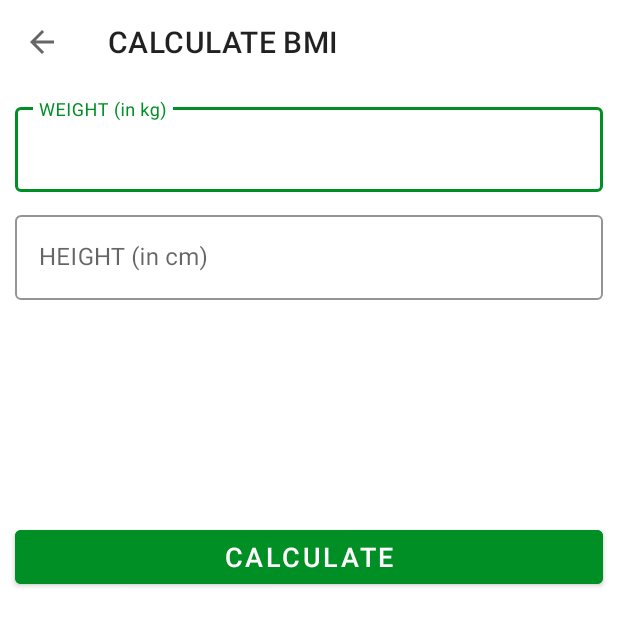
After one commit to Mahavirkumar/-DailyWorkout-App, an Android app: the BMIActivity screen opened directly, with no data from a screen before it, on a phone screen of 412 x 824 dp. The commit adds this screen. Shown: the top 626 px of the screen. Run offline under Robolectric (Android 15) with nearby library versions, the light colour scheme and no system bars.

Commit message:
prepared the bmi screen, bmi screen for metric system

```diff
--- a/app/src/main/java/com/development/mk/dailyworkout/MainActivity.kt
+++ b/app/src/main/java/com/development/mk/dailyworkout/MainActivity.kt
@@ -18,6 +18,11 @@ class MainActivity : AppCompatActivity() {
             val intent = Intent(this, ExerciseActivity::class.java)
             startActivity(intent)
         }
+        binding?.flBMI?.setOnClickListener {
+            // Launching the BMI Activity
+            val intent = Intent(this, BMIActivity::class.java)
+            startActivity(intent)
+        }
     }
 
     override fun onDestroy() {
--- /dev/null
+++ b/app/src/main/res/layout/activity_bmiactivity.xml
@@ -0,0 +1,138 @@
+<?xml version="1.0" encoding="utf-8"?>
+<!--TODO(Step 4 : Added a toolbar in the BMI calculator activity layout.)-->
+<!--START-->
+<androidx.constraintlayout.widget.ConstraintLayout xmlns:android="http://schemas.android.com/apk/res/android"
+    xmlns:tools="http://schemas.android.com/tools"
+    android:layout_width="match_parent"
+    android:layout_height="match_parent"
+    xmlns:app="http://schemas.android.com/apk/res-auto"
+    tools:context=".BMIActivity">
+
+    <androidx.appcompat.widget.Toolbar
+        android:id="@+id/toolbar_bmi_activity"
+        android:layout_width="match_parent"
+        android:layout_height="?android:attr/actionBarSize"
+        android:background="#FFFFFF"
+        app:layout_constraintTop_toTopOf="parent"
+        app:layout_constraintStart_toStartOf="parent"
+        app:layout_constraintEnd_toEndOf="parent"/>
+
+    <!--positioned below toolbar-->
+    <com.google.android.material.textfield.TextInputLayout
+        android:id="@+id/tilMetricUnitWeight"
+        android:layout_margin="10dp"
+        app:boxStrokeColor="@color/colorAccent"
+        app:hintTextColor="@color/colorAccent"
+        android:layout_below="@id/toolbar_bmi_activity"
+        style="@style/Widget.MaterialComponents.TextInputLayout.OutlinedBox"
+        android:layout_width="match_parent"
+        android:layout_height="wrap_content"
+        app:layout_constraintTop_toBottomOf="@+id/toolbar_bmi_activity">
+
+        <androidx.appcompat.widget.AppCompatEditText
+            android:id="@+id/etMetricUnitWeight"
+            android:layout_width="match_parent"
+            android:layout_height="wrap_content"
+            android:hint="WEIGHT (in kg)"
+            android:inputType="numberDecimal"
+            android:textSize="16sp" />
+    </com.google.android.material.textfield.TextInputLayout>
+    <!--positioned below tilMetricUnitWeight-->
+    <com.google.android.material.textfield.TextInputLayout
+        android:layout_below="@id/tilMetricUnitWeight"
+        android:id="@+id/tilMetricUnitHeight"
+        app:boxStrokeColor="@color/colorAccent"
+        app:hintTextColor="@color/colorAccent"
+        style="@style/Widget.MaterialComponents.TextInputLayout.OutlinedBox"
+        android:layout_width="match_parent"
+        android:layout_marginTop="10dp"
+        android:layout_margin="10dp"
+        android:layout_height="wrap_content"
+        app:layout_constraintTop_toBottomOf="@+id/tilMetricUnitWeight">
+
+        <androidx.appcompat.widget.AppCompatEditText
+            android:id="@+id/etMetricUnitHeight"
+            android:layout_width="match_parent"
+            android:layout_height="wrap_content"
+            android:hint="HEIGHT (in cm)"
+            android:inputType="numberDecimal"
+            android:textSize="16sp" />
+    </com.google.android.material.textfield.TextInputLayout>
+
+    <!--positioned below tilMetricUnitHeight-->
+<!--    <LinearLayout-->
+<!--        android:padding="10dp"-->
+<!--        android:layout_below="@id/tilMetricUnitHeight"-->
+<!--        android:id="@+id/llDiplayBMIResult"-->
+<!--        android:layout_width="match_parent"-->
+<!--        android:layout_height="wrap_content"-->
+<!--        android:layout_marginTop="25dp"-->
+<!--        android:orientation="vertical"-->
+<!--        android:visibility="invisible"-->
+<!--        tools:visibility="visible">-->
+
+        <TextView
+            android:id="@+id/tvYourBMI"
+            android:layout_width="match_parent"
+            android:layout_height="wrap_content"
+            android:gravity="center"
+            android:text="YOUR BMI"
+            android:textAllCaps="true"
+            android:textSize="16sp"
+            android:layout_marginTop="25dp"
+            app:layout_constraintTop_toBottomOf="@+id/tilMetricUnitHeight"
+            android:visibility="invisible"
+            tools:visibility="visible"/>
+
+            <TextView
+                android:id="@+id/tvBMIValue"
+                android:layout_width="match_parent"
+                android:layout_height="wrap_content"
+                android:layout_marginTop="5dp"
+                android:gravity="center"
+                android:textSize="18sp"
+                android:textStyle="bold"
+                tools:text="15.00"
+                android:visibility="invisible"
+                tools:visibility="visible"
+                app:layout_constraintTop_toBottomOf="@+id/tvYourBMI"/>
+
+            <TextView
+                android:id="@+id/tvBMIType"
+                android:layout_width="match_parent"
+                android:layout_height="wrap_content"
+                android:layout_marginTop="5dp"
+                android:gravity="center"
+                android:textSize="18sp"
+                tools:text="Normal"
+                android:visibility="invisible"
+                tools:visibility="visible"
+                app:layout_constraintTop_toBottomOf="@+id/tvBMIValue"/>
+
+            <TextView
+                android:id="@+id/tvBMIDescription"
+                android:layout_width="match_parent"
+                android:layout_height="wrap_content"
+                android:layout_marginTop="5dp"
+                android:gravity="center"
+                android:textSize="18sp"
+                tools:text="Normal"
+                android:visibility="invisible"
+                tools:visibility="visible"
+                app:layout_constraintTop_toBottomOf="@+id/tvBMIType"/>
+    <!--    </LinearLayout>-->
+    <!--positioned below llDiplayBMIResult-->
+    <Button
+        android:layout_margin="10dp"
+        android:id="@+id/btnCalculateUnits"
+        android:layout_width="match_parent"
+        android:layout_height="wrap_content"
+        android:layout_gravity="bottom"
+        android:layout_marginTop="35dp"
+        android:backgroundTint="@color/colorAccent"
+        android:text="CALCULATE"
+        android:textColor="#FFFFFF"
+        android:textSize="18sp"
+        app:layout_constraintTop_toBottomOf="@+id/tvBMIDescription"/>
+</androidx.constraintlayout.widget.ConstraintLayout>
+    <!--END-->
```
Also changed, not shown: app/src/main/AndroidManifest.xml (+6 -1 lines), app/src/main/java/com/development/mk/dailyworkout/BMIActivity.kt (added, +128 -0 lines), app/src/main/res/layout/activity_main.xml (+34 -0 lines).
